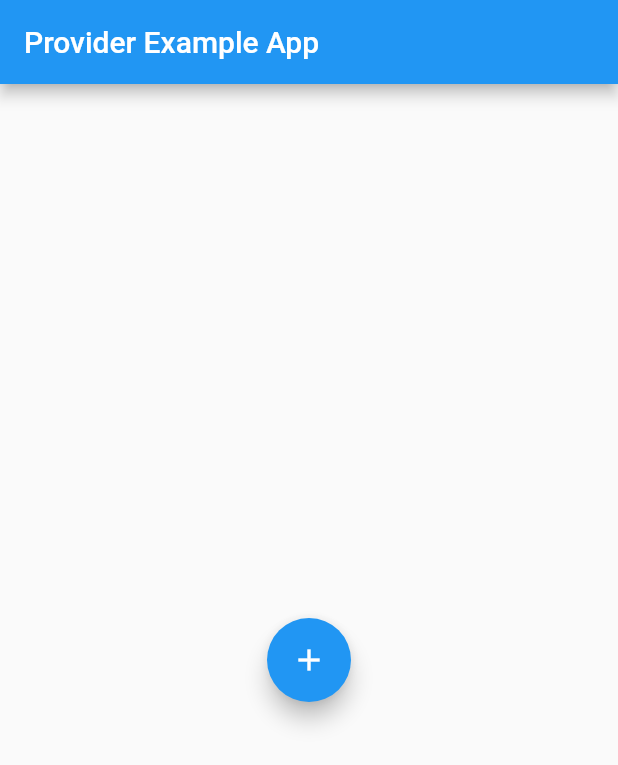
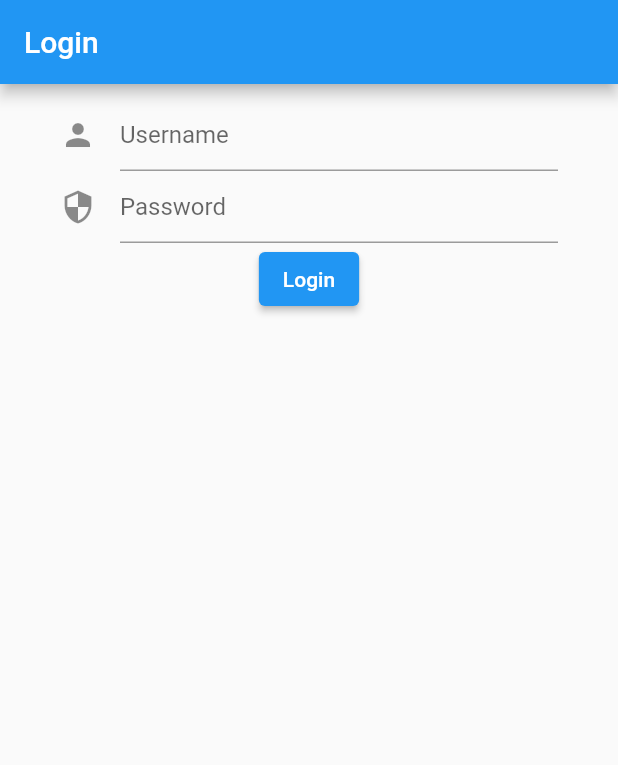
Before and after one commit to muhyasin89/YoutubeFlutterTestCase, a Flutter app: the screen it shows after launch, on a phone screen of 412 x 824 dp. Shown: the top 765 px of the screen. Run offline on Flutter 3.47's test engine with Material 2 defaults, Android fonts, the phone set to English and light mode, and no system bars.

Commit message:
[LoginUI]add login

```diff
--- /dev/null
+++ b/lib/bloc/auth/login_event.dart
@@ -0,0 +1,13 @@
+abstract class LoginEvent {}
+
+class LoginUsernameChange extends LoginEvent {
+  final String username;
+  LoginUsernameChange({required this.username});
+}
+
+class LoginPasswordChange extends LoginEvent {
+  final String password;
+  LoginPasswordChange({required this.password});
+}
+
+class LoginSubmitted extends LoginEvent {}
--- /dev/null
+++ b/lib/bloc/auth/login_state.dart
@@ -0,0 +1,12 @@
+class LoginState {
+  final String username;
+  final String password;
+
+  LoginState({this.username = '', this.password = ''});
+
+  LoginState copyWith({String? username, String? password}) {
+    return LoginState(
+        username: username ?? this.username,
+        password: password ?? this.password);
+  }
+}
--- /dev/null
+++ b/lib/bloc/form_submission_status.dart
@@ -0,0 +1,17 @@
+abstract class FormSubmissionStatus {
+  const FormSubmissionStatus();
+}
+
+class InitialFormStatus extends FormSubmissionStatus {
+  const InitialFormStatus();
+}
+
+class FormSubmitting extends FormSubmissionStatus {}
+
+class SubmissionSuccess extends FormSubmissionStatus {}
+
+class SubmissionFailed extends FormSubmissionStatus {
+  final Exception exception;
+
+  SubmissionFailed({required this.exception});
+}
--- a/lib/main.dart
+++ b/lib/main.dart
@@ -1,5 +1,5 @@
 import 'package:flutter/material.dart';
-import './screen/home_screen.dart';
+import 'screen/login_view.dart';
 
 void main() {
   runApp(const MyApp());
@@ -16,6 +16,6 @@ class MyApp extends StatelessWidget {
         theme: ThemeData(
           primarySwatch: Colors.blue,
         ),
-        home: MyHomeScreen());
+        home: LoginView());
   }
 }
--- a/lib/screen/home_screen.dart
+++ /dev/null
@@ -1,31 +0,0 @@
-import 'package:flutter/material.dart';
-
-class MyHomeScreen extends StatelessWidget {
-  @override
-  Widget build(BuildContext context) {
-    return Scaffold(
-      appBar: AppBar(
-        title: Text('Provider Example App'),
-      ),
-      body: Center(
-        child: Column(
-          mainAxisSize: MainAxisSize.min,
-          children: [
-            SizedBox(
-              width: 10,
-            ),
-            FloatingActionButton(
-              onPressed: () => {},
-              key: Key('increment_floatingActionButton'),
-              tooltip: 'Increment',
-              child: Icon(Icons.add),
-            ),
-            SizedBox(
-              width: 10,
-            ),
-          ],
-        ),
-      ),
-    );
-  }
-}
--- /dev/null
+++ b/lib/screen/login_view.dart
@@ -0,0 +1,64 @@
+import 'package:flutter/material.dart';
+
+class LoginView extends StatelessWidget {
+  final _formKey = GlobalKey<FormState>();
+
+  void test() {
+    print("Test");
+  }
+
+  @override
+  Widget build(BuildContext context) {
+    return Scaffold(
+      appBar: AppBar(
+        title: Text('Login'),
+      ),
+      body: SingleChildScrollView(
+        child: SafeArea(
+          child: _loginForm(),
+        ),
+      ),
+    );
+  }
+
+  Widget _loginForm() {
+    return Form(
+      key: _formKey,
+      child: Padding(
+        padding: EdgeInsets.symmetric(horizontal: 40, vertical: 10),
+        child: Column(
+          mainAxisAlignment: MainAxisAlignment.center,
+          children: [
+            _Field(
+                obscureText: false,
+                iconField: Icons.person,
+                title: "Username",
+                func: test),
+            _Field(
+                obscureText: true,
+                iconField: Icons.security,
+                title: "Password",
+                func: test),
+            _loginButton(title: "Login")
+          ],
+        ),
+      ),
+    );
+  }
+
+  Widget _Field(
+      {required bool obscureText,
+      required IconData iconField,
+      required String title,
+      required Function func}) {
+    return TextFormField(
+      obscureText: obscureText,
+      decoration: InputDecoration(icon: Icon(iconField), hintText: title),
+      validator: (value) => func(),
+    );
+  }
+
+  Widget _loginButton({required String title}) {
+    return ElevatedButton(onPressed: () {}, child: Text(title));
+  }
+}
```
Also changed, not shown: pubspec.yaml (+4 -12 lines), pubspec.lock (deleted).
